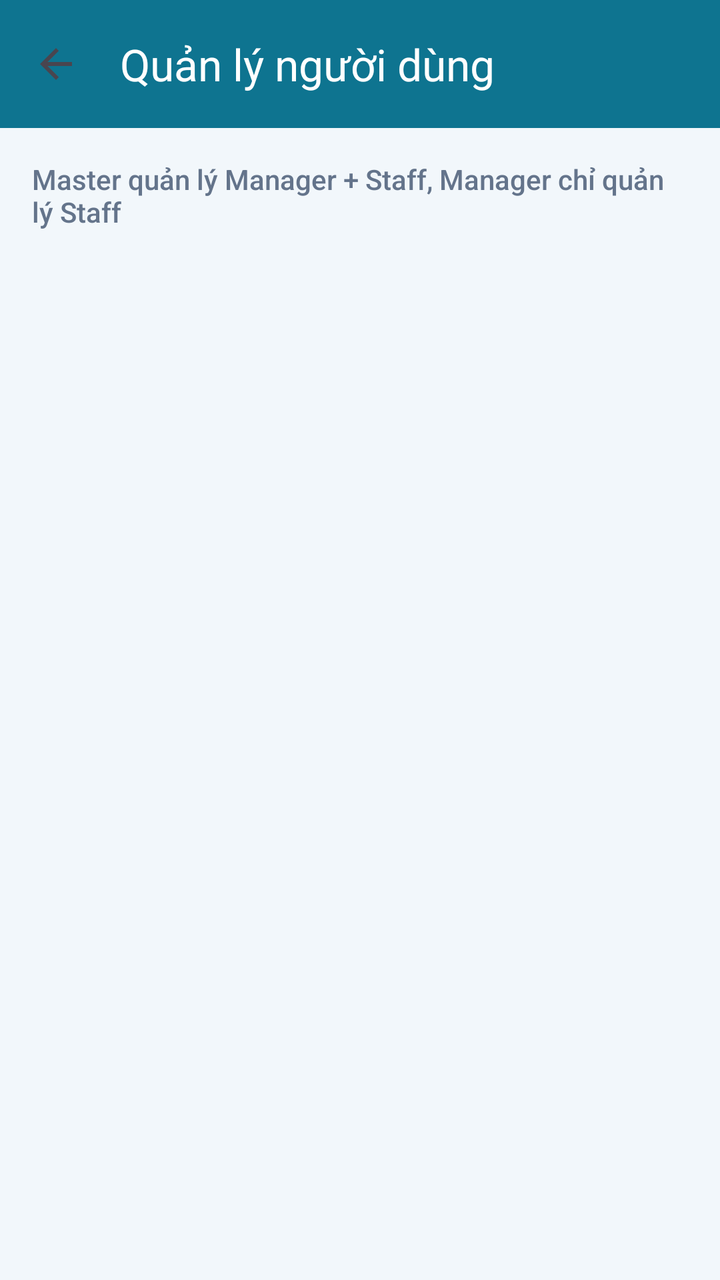
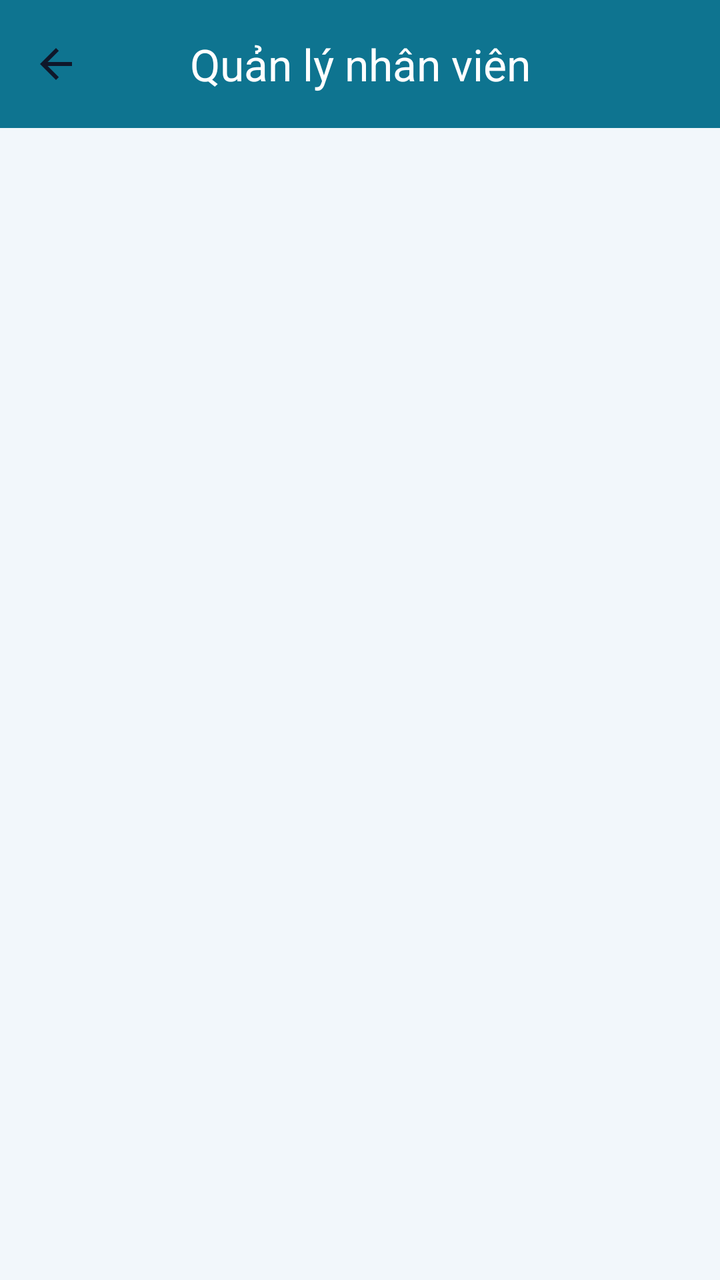

Compare the two renders of this Android layout. The source of the first and the diff that turns it into the second are given below.
<!-- AndroidManifest.xml: application theme Theme.InvSmart -->
<!-- res/layout/fragment_staff_manager.xml -->
<?xml version="1.0" encoding="utf-8"?>
<androidx.coordinatorlayout.widget.CoordinatorLayout xmlns:android="http://schemas.android.com/apk/res/android"
    xmlns:app="http://schemas.android.com/apk/res-auto"
    xmlns:tools="http://schemas.android.com/tools"
    android:layout_width="match_parent"
    android:layout_height="match_parent"
    android:background="@color/md_theme_light_background"
    tools:context=".ui.view.StaffManagerFragment">

    <LinearLayout
        android:layout_width="match_parent"
        android:layout_height="match_parent"
        android:orientation="vertical">

        <com.google.android.material.appbar.AppBarLayout
            android:layout_width="match_parent"
            android:layout_height="wrap_content"
            app:elevation="0dp">

            <androidx.appcompat.widget.Toolbar
                android:id="@+id/toolbar"
                android:layout_width="match_parent"
                android:layout_height="?attr/actionBarSize"
                app:title="Quản lý người dùng"
                app:titleTextColor="@android:color/white"
                app:navigationIcon="?attr/homeAsUpIndicator"
                android:background="?attr/colorPrimary" />
        </com.google.android.material.appbar.AppBarLayout>

        <TextView
            android:layout_width="match_parent"
            android:layout_height="wrap_content"
            android:layout_marginHorizontal="16dp"
            android:layout_marginTop="16dp"
            android:layout_marginBottom="8dp"
            android:text="Master quản lý Manager + Staff, Manager chỉ quản lý Staff"
            android:textColor="@color/brand_text_muted"
            android:textSize="14sp" />

        <ProgressBar
            android:id="@+id/progressBar"
            android:layout_width="wrap_content"
            android:layout_height="wrap_content"
            android:layout_gravity="center"
            android:visibility="gone" />

        <androidx.recyclerview.widget.RecyclerView
            android:id="@+id/rvStaff"
            android:layout_width="match_parent"
            android:layout_height="0dp"
            android:layout_weight="1"
            android:clipToPadding="false"
            android:paddingBottom="16dp" />

    </LinearLayout>

</androidx.coordinatorlayout.widget.CoordinatorLayout>
<!-- resources referenced by this layout -->
<resources>
  <color name="brand_text_muted">#64748B</color>
  <color name="md_theme_light_background">#F2F7FB</color>
  <style name="Theme.InvSmart" parent="Base.Theme.InvSmart" />
  <color name="md_theme_light_primary">#0E7490</color>
  <color name="md_theme_light_onPrimary">#FFFFFF</color>
  <color name="md_theme_light_primaryContainer">#CCF0FA</color>
  <color name="md_theme_light_onPrimaryContainer">#062433</color>
  <color name="md_theme_light_secondary">#0F766E</color>
  <color name="md_theme_light_onSecondary">#FFFFFF</color>
  <color name="md_theme_light_surface">#FFFFFF</color>
  <color name="md_theme_light_onSurface">#0F172A</color>
  <color name="md_theme_light_surfaceVariant">#E3EDF7</color>
  <color name="md_theme_light_outline">#A8B4C3</color>
  <color name="md_theme_light_onBackground">#111827</color>
  <color name="md_theme_light_error">#D12F2F</color>
  <color name="md_theme_light_onError">#FFFFFF</color>
  <style name="Widget.InvSmart.Toolbar" parent="Widget.Material3.Toolbar">
          <item name="android:background">@color/md_theme_light_primary</item>
          <item name="titleTextColor">@color/md_theme_light_onPrimary</item>
          <item name="subtitleTextColor">@color/md_theme_light_onPrimary</item>
      </style>
  <style name="Widget.InvSmart.Button.Primary" parent="Widget.Material3.Button">
          <item name="cornerRadius">16dp</item>
          <item name="android:textAllCaps">false</item>
          <item name="android:minHeight">52dp</item>
      </style>
  <style name="Widget.InvSmart.InputLayout" parent="Widget.Material3.TextInputLayout.OutlinedBox.Dense">
          <item name="boxCornerRadiusTopStart">16dp</item>
          <item name="boxCornerRadiusTopEnd">16dp</item>
          <item name="boxCornerRadiusBottomStart">16dp</item>
          <item name="boxCornerRadiusBottomEnd">16dp</item>
      </style>
  <style name="Widget.InvSmart.Card" parent="Widget.Material3.CardView.Elevated">
          <item name="cardCornerRadius">18dp</item>
          <item name="cardElevation">3dp</item>
      </style>
  <!-- unchanged entries left out for length: 1 -->
</resources>

<!-- the commit's change to res/layout/fragment_staff_manager.xml (unified diff, before → after) -->
@@ -15,41 +15,44 @@
         <com.google.android.material.appbar.AppBarLayout
             android:layout_width="match_parent"
             android:layout_height="wrap_content"
+            android:background="@android:color/transparent"
             app:elevation="0dp">
 
-            <androidx.appcompat.widget.Toolbar
+            <com.google.android.material.appbar.MaterialToolbar
                 android:id="@+id/toolbar"
                 android:layout_width="match_parent"
                 android:layout_height="?attr/actionBarSize"
-                app:title="Quản lý người dùng"
-                app:titleTextColor="@android:color/white"
-                app:navigationIcon="?attr/homeAsUpIndicator"
-                android:background="?attr/colorPrimary" />
+                app:title="Quản lý nhân viên"
+                app:titleCentered="true"
+                app:navigationIcon="@drawable/ic_back"
+                app:navigationIconTint="@color/md_theme_light_onSurface"
+                app:titleTextAppearance="@style/TextAppearance.Material3.TitleLarge" />
         </com.google.android.material.appbar.AppBarLayout>
-
-        <TextView
-            android:layout_width="match_parent"
-            android:layout_height="wrap_content"
-            android:layout_marginHorizontal="16dp"
-            android:layout_marginTop="16dp"
-            android:layout_marginBottom="8dp"
-            android:text="Master quản lý Manager + Staff, Manager chỉ quản lý Staff"
-            android:textColor="@color/brand_text_muted"
-            android:textSize="14sp" />
 
         <ProgressBar
             android:id="@+id/progressBar"
             android:layout_width="wrap_content"
             android:layout_height="wrap_content"
             android:layout_gravity="center"
+            android:layout_marginTop="32dp"
+            android:visibility="gone" />
+
+        <TextView
+            android:id="@+id/tvEmptyState"
+            android:layout_width="match_parent"
+            android:layout_height="wrap_content"
+            android:layout_marginTop="100dp"
+            android:gravity="center"
+            android:text="Không có quản lý nào"
+            android:textColor="@color/brand_text_muted"
             android:visibility="gone" />
 
         <androidx.recyclerview.widget.RecyclerView
             android:id="@+id/rvStaff"
             android:layout_width="match_parent"
-            android:layout_height="0dp"
-            android:layout_weight="1"
+            android:layout_height="match_parent"
             android:clipToPadding="false"
+            android:paddingTop="8dp"
             android:paddingBottom="16dp" />
 
     </LinearLayout>
<!-- resource entries referenced after the edit -->
@@ -11,6 +11,16 @@
   <color name="md_theme_light_onSecondary">#FFFFFF</color>
   <color name="md_theme_light_surface">#FFFFFF</color>
   <color name="md_theme_light_onSurface">#0F172A</color>
+  <!-- drawable ic_back (drawable) -->
+  <vector xmlns:android="http://schemas.android.com/apk/res/android"
+      android:width="24dp"
+      android:height="24dp"
+      android:viewportWidth="24"
+      android:viewportHeight="24">
+    <path
+        android:fillColor="#FF000000"
+        android:pathData="M20,11H7.83l5.59,-5.59L12,4l-8,8 8,8 1.41,-1.41L7.83,13H20v-2z"/>
+  </vector>
   <color name="md_theme_light_surfaceVariant">#E3EDF7</color>
   <color name="md_theme_light_outline">#A8B4C3</color>
   <color name="md_theme_light_onBackground">#111827</color>
